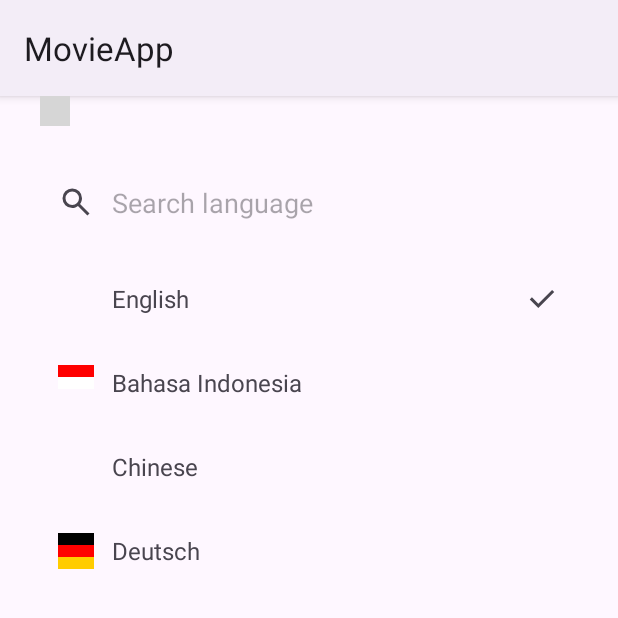
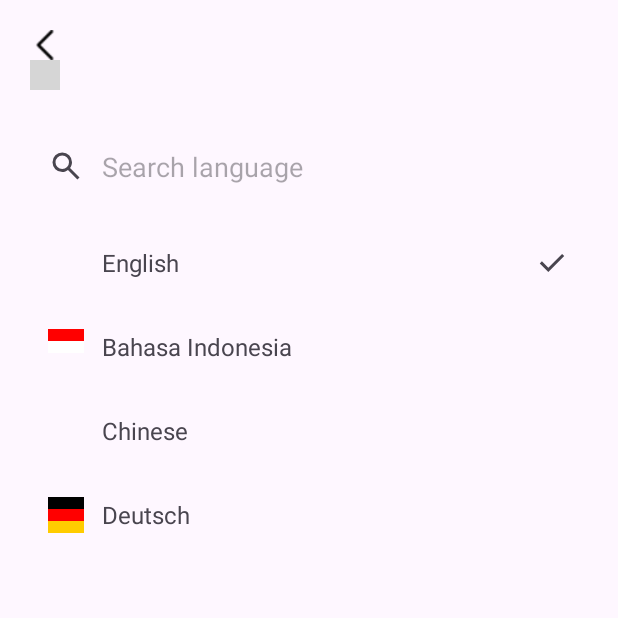
Before and after one commit to NguyenNgocKhanhDuy/MovieApp, an Android app: the ChangeLanguage screen opened directly, with no data from a screen before it, on a phone screen of 412 x 824 dp, the top half of it. Run offline under Robolectric (Android 15) with nearby library versions, the phone set to English and light mode, and no system bars; our stand-ins replace navigation-ui; grey boxes are pictures that could not be loaded.

Commit message:
Bỏ action bar

```diff
--- a/app/src/main/java/com/example/movieapp/ChangeLanguage.java
+++ b/app/src/main/java/com/example/movieapp/ChangeLanguage.java
@@ -14,7 +14,6 @@ import androidx.navigation.Navigation;
 import androidx.navigation.ui.AppBarConfiguration;
 import androidx.navigation.ui.NavigationUI;
 
-import com.example.movieapp.databinding.ActivityChangeLanguageBinding;
 
 public class ChangeLanguage extends AppCompatActivity {
     private ImageView back;
--- a/app/src/main/res/layout/activity_change_language.xml
+++ b/app/src/main/res/layout/activity_change_language.xml
@@ -7,8 +7,13 @@
         android:layout_width="match_parent"
         android:layout_height="wrap_content"
         android:orientation="vertical"
-        android:layout_marginRight="40px"
-        android:layout_marginLeft="40px">
+        android:padding="20dp">
+
+        <ImageView
+            android:id="@+id/back"
+            android:layout_width="20dp"
+            android:layout_height="20dp"
+            android:src="@drawable/back_black"/>
 
         <ImageView
             android:id="@+id/back"
--- a/app/src/main/res/layout/activity_change_password.xml
+++ b/app/src/main/res/layout/activity_change_password.xml
@@ -7,15 +7,13 @@
         android:layout_width="match_parent"
         android:layout_height="wrap_content"
         android:orientation="vertical"
-        android:layout_marginRight="40px"
-        android:layout_marginLeft="40px"
-        android:layout_marginTop="100dp">
+        android:padding="20dp">
 
         <ImageView
             android:id="@+id/back"
             android:layout_width="20dp"
             android:layout_height="20dp"
-            android:src="@drawable/back"
+            android:src="@drawable/back_black"
             android:layout_marginBottom="40px"/>
 
         <TextView
--- a/app/src/main/res/layout/activity_edit_profile.xml
+++ b/app/src/main/res/layout/activity_edit_profile.xml
@@ -8,15 +8,13 @@
         android:layout_width="match_parent"
         android:layout_height="wrap_content"
         android:orientation="vertical"
-        android:layout_marginRight="40px"
-        android:layout_marginLeft="40px"
-        android:layout_marginTop="100dp">
+        android:padding="20dp">
 
         <ImageView
             android:id="@+id/back"
             android:layout_width="20dp"
             android:layout_height="20dp"
-            android:src="@drawable/back"/>
+            android:src="@drawable/back_black"/>
 
 <!--        <ImageView-->
 <!--            android:id="@+id/avatar"-->
--- a/app/src/main/res/layout/fragment_account.xml
+++ b/app/src/main/res/layout/fragment_account.xml
@@ -7,9 +7,7 @@
         android:layout_width="match_parent"
         android:layout_height="wrap_content"
         android:orientation="vertical"
-        android:layout_marginRight="40px"
-        android:layout_marginLeft="40px"
-        android:layout_marginTop="50dp">
+        android:padding="20dp">
 
         <!-- General Section -->
         <TextView
--- a/app/src/main/res/layout/fragment_home.xml
+++ b/app/src/main/res/layout/fragment_home.xml
@@ -11,7 +11,6 @@
         android:layout_width="match_parent"
         android:layout_height="wrap_content"
         android:orientation="horizontal"
-        android:layout_marginTop="100dp"
         android:layout_marginStart="15sp">
     <TextView
         android:layout_width="wrap_content"
--- a/app/src/main/res/values-night/themes.xml
+++ b/app/src/main/res/values-night/themes.xml
@@ -1,6 +1,6 @@
 <resources xmlns:tools="http://schemas.android.com/tools">
     <!-- Base application theme. -->
-    <style name="Base.Theme.MovieApp" parent="Theme.Material3.DayNight">
+    <style name="Base.Theme.MovieApp" parent="Theme.Material3.DayNight.NoActionBar">
         <!-- Customize your dark theme here. -->
         <!-- <item name="colorPrimary">@color/my_dark_primary</item> -->
     </style>
--- a/app/src/main/res/values/themes.xml
+++ b/app/src/main/res/values/themes.xml
@@ -1,6 +1,6 @@
 <resources xmlns:tools="http://schemas.android.com/tools">
     <!-- Base application theme. -->
-    <style name="Base.Theme.MovieApp" parent="Theme.Material3.DayNight">
+    <style name="Base.Theme.MovieApp" parent="Theme.Material3.DayNight.NoActionBar">
         <!-- Customize your light theme here. -->
         <!-- <item name="colorPrimary">@color/my_light_primary</item> -->
     </style>
```
Also changed, not shown: app/src/main/res/drawable/back_black.png (added).
